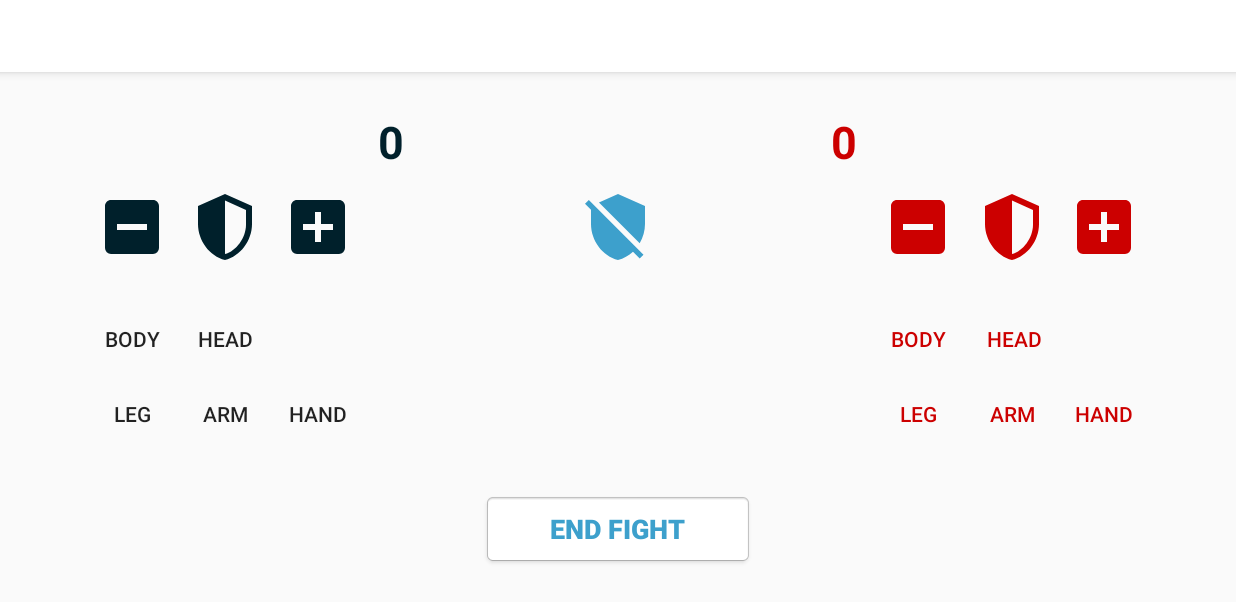
After one commit to TonyPacheco/NoDoubles, an Android app: the WeightedFightJudgeActivity screen opened directly, with no data from a screen before it, on a phone screen of 824 x 412 dp (held sideways). The commit adds this screen. Shown: the top 602 px of the screen. Run offline under Robolectric (Android 15) with nearby library versions, the phone set to English and light mode, and no system bars; our stand-ins replace Firebase (no records; nobody signed in at launch, a user with empty details on screens opened directly); 27 statements that could not run were skipped.

Commit message:
Added body target weighted scoring

```diff
--- a/app/src/main/java/com/nodoubles/app/Adapters/TournamentListAdapter.kt
+++ b/app/src/main/java/com/nodoubles/app/Adapters/TournamentListAdapter.kt
@@ -36,6 +36,7 @@ class TournamentListAdapter(private val context: Context, private val tourneys:
         h.title.text = tourney.name
         h.root.setOnClickListener {
             App.Globals.TourneyID = tourney.id
+            App.Globals.tourney = tourney
             val prefs = PreferenceManager.getDefaultSharedPreferences(context)
             val editor = prefs.edit()
             editor.putInt("tourneyID", tourney.id)
--- a/app/src/main/java/com/nodoubles/app/App.kt
+++ b/app/src/main/java/com/nodoubles/app/App.kt
@@ -10,6 +10,7 @@ import com.nodoubles.app.App.Globals.auth
 import com.nodoubles.app.App.Globals.ctx
 import com.nodoubles.app.App.Globals.db
 import com.nodoubles.app.App.Globals.instance
+import com.nodoubles.app.Models.Tourney
 
 class App : Application() {
 
@@ -36,6 +37,7 @@ class App : Application() {
         }
 
         var TourneyID: Int = 0
+        var tourney: Tourney? = null
         var isAdmin = false
         const val CSV_REQUEST_INT = 42
         const val READ_SUCCESSFUL = 1
--- a/app/src/main/java/com/nodoubles/app/Models/Fight.kt
+++ b/app/src/main/java/com/nodoubles/app/Models/Fight.kt
@@ -3,9 +3,9 @@ package com.nodoubles.app.Models
 class Fight () {
 
     companion object {
-        val STATUS_AWAITING = 1
-        val STATUS_FIGHTING = 0
-        val STATUS_FINISHED = 2
+        const val STATUS_AWAITING = 1
+        const val STATUS_FIGHTING = 0
+        const val STATUS_FINISHED = 2
     }
 
      var id: Int = -1
--- a/app/src/main/java/com/nodoubles/app/OrganizeTournament.kt
+++ b/app/src/main/java/com/nodoubles/app/OrganizeTournament.kt
@@ -76,13 +76,17 @@ class OrganizeTournament : AppCompatActivity() {
             isImage = mimeType != null && mimeType.startsWith("image")
         } catch (e: Exception) { }
 
-        val tournament = Tourney(name, App.Globals.auth.currentUser!!.uid, if(isImage) url else "")
+        val tournament = Tourney(name,
+                App.Globals.auth.currentUser!!.uid,
+                if(isImage) url else "",
+                radio_group_scoring.checkedRadioButtonId)
 
         App.Globals.db.reference.child("tournaments")
                                 .child(tournament.id.toString())
                                 .setValue(tournament)
 
         App.Globals.TourneyID = tournament.id
+        App.Globals.tourney = tournament
         App.Globals.isAdmin = true
         startActivity(Intent(this, ViewRosterActivity::class.java))
         finish()
--- /dev/null
+++ b/app/src/main/java/com/nodoubles/app/WeightedFightJudgeActivity.kt
@@ -0,0 +1,253 @@
+package com.nodoubles.app
+import android.support.v7.app.AppCompatActivity
+import android.os.Bundle
+import android.widget.Toast
+import com.google.firebase.database.DataSnapshot
+import com.google.firebase.database.DatabaseError
+import com.google.firebase.database.ValueEventListener
+import com.nodoubles.app.Models.Fight
+import com.nodoubles.app.Models.Fighter
+import com.nodoubles.app.Models.ScoreScheme
+import kotlinx.android.synthetic.main.activity_weighted_fight_judge.*
+
+class WeightedFightJudgeActivity : AppCompatActivity() {
+
+    private var fight: Fight? = null
+    private var fighter1: Fighter = Fighter(0)
+    private var fighter2: Fighter = Fighter(0)
+
+    override fun onCreate(savedInstanceState: Bundle?) {
+        super.onCreate(savedInstanceState)
+        setContentView(R.layout.activity_weighted_fight_judge)
+        supportActionBar?.title = "FIGHT"
+        getFightFromFb(intent.getIntExtra("fight", 0))
+        getSchemeFromFb()
+
+        pts1!!.text = "0"
+        pts2!!.text = "0"
+
+        plus1!!.setOnClickListener{
+            addScore(1,1)
+            update()
+        }
+        plus2!!.setOnClickListener{
+            addScore(2, 1)
+            update()
+        }
+        minus1!!.setOnClickListener{
+            addScore(1,-1)
+            update()
+        }
+        minus2!!.setOnClickListener{
+            addScore(2, -1)
+            update()
+        }
+        closedDbl1!!.setOnClickListener{
+            addScore(1,2)
+            addScore(2,1)
+            update()
+        }
+        closedDbl2!!.setOnClickListener {
+            addScore(1, 1)
+            addScore(2, 2)
+            update()
+        }
+        doubleHit!!.setOnClickListener{
+            addScore(1,-1)
+            addScore(2,-1)
+            update()
+        }
+        btn_end_fight!!.setOnClickListener{
+            finaliseFight()
+        }
+    }
+
+    private fun initButtons(scheme: ScoreScheme?){
+        if(scheme != null){
+            hand1!!.setOnClickListener{
+                addScore(1,scheme.hand)
+                update()
+            }
+            hand2!!.setOnClickListener{
+                addScore(2,scheme.hand)
+                update()
+            }
+            arm1!!.setOnClickListener{
+                addScore(1,scheme.arms)
+                update()
+            }
+            arm2!!.setOnClickListener{
+                addScore(2,scheme.arms)
+                update()
+            }
+            body1!!.setOnClickListener{
+                addScore(1,scheme.body)
+                update()
+            }
+            body2!!.setOnClickListener{
+                addScore(2,scheme.body)
+                update()
+            }
+            head1!!.setOnClickListener{
+                addScore(1,scheme.head)
+                update()
+            }
+            head2!!.setOnClickListener{
+                addScore(2,scheme.head)
+                update()
+            }
+            leg1!!.setOnClickListener{
+                addScore(1,scheme.legs)
+                update()
+            }
+            leg2!!.setOnClickListener{
+                addScore(2,scheme.legs)
+                update()
+            }
+        }
+        else
+        {
+            hand1!!.setOnClickListener{
+                addScore(1,1)
+                update()
+            }
+            hand2!!.setOnClickListener{
+                addScore(2,1)
+                update()
+            }
+            arm1!!.setOnClickListener{
+                addScore(1,2)
+                update()
+            }
+            arm2!!.setOnClickListener{
+                addScore(2,2)
+                update()
+            }
+            body1!!.setOnClickListener{
+                addScore(1,3)
+                update()
+            }
+            body2!!.setOnClickListener{
+                addScore(2,3)
+                update()
+            }
+            head1!!.setOnClickListener{
+                addScore(1,4)
+                update()
+            }
+            head2!!.setOnClickListener{
+                addScore(2,4)
+                update()
+            }
+            leg1!!.setOnClickListener{
+                addScore(1,4)
+                update()
+            }
+            leg2!!.setOnClickListener{
+                addScore(2,4)
+                update()
+            }
+        }
+    }
+
+    private fun addScore(fighter: Int, amt: Int){
+        when(fighter){
+            1 -> {
+                fighter1.addToCurrentScore(amt)
+                fight!!.fighter1Pts += amt
+            }
+            2-> {
+                fighter2.addToCurrentScore(amt)
+                fight!!.fighter2Pts += amt
+            }
+        }
+    }
+
+    private fun pingFight() {
+        App.Globals.db.reference.child("fights")
+                .child(App.Globals.TourneyID.toString())
+                .child(fight?.id.toString())
+                .setValue(fight)
+    }
+
+    private fun pingFighters(){
+        App.Globals.db.reference.child("fighters")
+                .child(App.Globals.TourneyID.toString())
+                .child(fighter1.id.toString())
+                .setValue(fighter1)
+
+        App.Globals.db.reference.child("fighters")
+                .child(App.Globals.TourneyID.toString())
+                .child(fighter2.id.toString())
+                .setValue(fighter2)
+    }
+
+    private fun update(){
+        pingFighters()
+        pingFight()
+        pts1!!.text = fighter1.currentScore.toString()
+        pts2!!.text = fighter2.currentScore.toString()
+    }
+
+    private fun manageFightEnd(){
+        var winner = 0 // In the event of a tie, both fighters lose
+        if(fighter1.currentScore > fighter2.currentScore) winner = 1
+        if(fighter2.currentScore > fighter1.currentScore) winner = 2
+        fight?.resolveFight()
+        fighter1.resolveFight(winner == 1)
+        fighter2.resolveFight(winner == 2)
+    }
+
+    override fun onBackPressed() {
+        finaliseFight()
+    }
+
+    private fun finaliseFight(){
+        manageFightEnd()
+        update()
+        finish()
+    }
+
+    private fun getFightFromFb(fightId: Int){
+        val ref = App.Globals.db.reference.child("fights")
+                .child(App.Globals.TourneyID.toString())
+                .child(fightId.toString())
+
+        val listener = object : ValueEventListener {
+            override fun onDataChange(dataSnapshot: DataSnapshot) {
+                fight = dataSnapshot.getValue(Fight::class.java)
+                fight!!.startFight()
+                fighter1 = fight!!.fighter1
+                fighter2 = fight!!.fighter2
+                name1!!.text = fighter1.getFullName()
+                name2!!.text = fighter2.getFullName()
+                update()
+            }
+            override fun onCancelled(databaseError: DatabaseError) {
+                Toast.makeText(baseContext, "Failed to load fight.",
+                        Toast.LENGTH_SHORT).show()
+            }
+        }
+        ref.addListenerForSingleValueEvent(listener)
+    }
+
+    private fun getSchemeFromFb(){
+        val ref = App.Globals.db.reference.child("schemes")
+                .child(App.Globals.tourney!!.scoreSchemeId)
+
+        val listener = object : ValueEventListener {
+            override fun onDataChange(scheme: DataSnapshot) {
+                val s = scheme.getValue(ScoreScheme::class.java)
+                initButtons(s)
+            }
+            override fun onCancelled(p0: DatabaseError) {
+                Toast.makeText(baseContext, "Failed to load fight scheme.",
+                        Toast.LENGTH_SHORT).show()
+            }
+        }
+
+        ref.addListenerForSingleValueEvent(listener)
+
+    }
+
+}
--- /dev/null
+++ b/app/src/main/res/layout-land/activity_weighted_fight_judge.xml
@@ -0,0 +1,254 @@
+<?xml version="1.0" encoding="utf-8"?>
+<RelativeLayout xmlns:android="http://schemas.android.com/apk/res/android"
+    xmlns:app="http://schemas.android.com/apk/res-auto"
+    xmlns:tools="http://schemas.android.com/tools"
+    android:layout_width="match_parent"
+    android:layout_height="match_parent"
+    tools:context=".WeightedFightJudgeActivity">
+
+    <TextView
+        android:id="@+id/name1"
+        android:layout_width="172dp"
+        android:layout_height="39dp"
+        android:layout_alignParentStart="true"
+        android:layout_alignParentTop="true"
+        android:layout_marginStart="64dp"
+        android:layout_marginTop="26dp"
+        android:textAlignment="center"
+        android:textColor="@color/colorPrimaryDark"
+        android:textSize="20sp"
+        android:textStyle="bold" />
+
+    <TextView
+        android:id="@+id/name2"
+        android:layout_width="172dp"
+        android:layout_height="39dp"
+        android:layout_alignParentEnd="true"
+        android:layout_alignTop="@+id/name1"
+        android:layout_marginEnd="64dp"
+        android:textAlignment="center"
+        android:textColor="@android:color/holo_red_dark"
+        android:textSize="20sp"
+        android:textStyle="bold" />
+
+    <ImageView
+        android:id="@+id/minus1"
+        android:layout_width="48dp"
+        android:layout_height="48dp"
+        android:layout_alignParentTop="true"
+        android:layout_alignStart="@+id/name1"
+        android:layout_marginTop="79dp"
+        android:background="@null"
+        android:tint="@color/colorPrimaryDark"
+        app:srcCompat="@drawable/ic_minus" />
+
+    <ImageView
+        android:id="@+id/doubleHit"
+        android:layout_width="48dp"
+        android:layout_height="48dp"
+        android:layout_alignTop="@+id/minus2"
+        android:layout_centerHorizontal="true"
+        android:background="@null"
+        android:tint="@color/colorPrimary"
+        app:srcCompat="@drawable/ic_double" />
+
+    <ImageView
+        android:id="@+id/plus1"
+        android:layout_width="48dp"
+        android:layout_height="48dp"
+        android:layout_alignEnd="@+id/name1"
+        android:layout_alignTop="@+id/minus1"
+        android:background="@null"
+        android:tint="?attr/colorPrimaryDark"
+        app:srcCompat="@drawable/ic_plus" />
+
+    <Button
+        android:id="@+id/leg1"
+        android:layout_width="48dp"
+        android:layout_height="48dp"
+        android:layout_alignStart="@+id/name1"
+        android:layout_alignTop="@+id/hand1"
+        android:background="@null"
+        android:tint="?attr/colorPrimaryDark"
+        android:text="@string/leg" />
+
+    <Button
+        android:id="@+id/body1"
+        android:layout_width="48dp"
+        android:layout_height="48dp"
+        android:layout_alignStart="@+id/name1"
+        android:layout_alignTop="@+id/hand1"
+        android:layout_marginTop="-50dp"
+        android:background="@null"
+        android:text="@string/body"
+        android:tint="?attr/colorPrimaryDark" />
+
+    <Button
+        android:id="@+id/arm1"
+        android:layout_width="48dp"
+        android:layout_height="48dp"
+        android:layout_alignParentStart="true"
+        android:layout_alignTop="@+id/leg1"
+        android:layout_marginStart="126dp"
+        android:background="@null"
+        android:tint="?attr/colorPrimaryDark"
+        android:text="@string/arm" />
+
+    <Button
+        android:id="@+id/head1"
+        android:layout_width="48dp"
+        android:layout_height="48dp"
+        android:layout_alignTop="@+id/leg1"
+        android:layout_alignParentStart="true"
+        android:layout_marginStart="126dp"
+        android:layout_marginTop="-50dp"
+        android:background="@null"
+        android:text="@string/head"
+        android:tint="?attr/colorPrimaryDark" />
+
+    <Button
+        android:id="@+id/hand1"
+        android:layout_width="48dp"
+        android:layout_height="48dp"
+        android:layout_alignEnd="@+id/name1"
+        android:layout_alignParentBottom="true"
+        android:layout_marginBottom="112dp"
+        android:background="@null"
+        android:tint="?attr/colorPrimaryDark"
+        android:text="@string/hand" />
+
+    <ImageView
+        android:id="@+id/minus2"
+        android:layout_width="48dp"
+        android:layout_height="48dp"
+        android:layout_alignStart="@+id/name2"
+        android:layout_alignTop="@+id/minus1"
+        android:background="@null"
+        android:tint="@android:color/holo_red_dark"
+        app:srcCompat="@drawable/ic_minus" />
+
+    <ImageView
+        android:id="@+id/plus2"
+        android:layout_width="48dp"
+        android:layout_height="48dp"
+        android:layout_alignEnd="@+id/name2"
+        android:layout_alignTop="@+id/minus1"
+        android:background="@null"
+        android:tint="@android:color/holo_red_dark"
+        app:srcCompat="@drawable/ic_plus" />
+
+    <Button
+        android:id="@+id/leg2"
+        android:layout_width="48dp"
+        android:layout_height="48dp"
+        android:layout_alignStart="@+id/name2"
+        android:layout_alignTop="@+id/hand1"
+        android:background="@null"
+        android:textColor="@android:color/holo_red_dark"
+        android:text="@string/leg" />
+
+    <Button
+        android:id="@+id/body2"
+        android:layout_width="48dp"
+        android:layout_height="48dp"
+        android:layout_alignStart="@+id/name2"
+        android:layout_alignTop="@+id/hand1"
+        android:layout_marginStart="0dp"
+        android:layout_marginTop="-50dp"
+        android:background="@null"
+        android:text="@string/body"
+        android:textColor="@android:color/holo_red_dark" />
+
+    <Button
+        android:id="@+id/arm2"
+        android:layout_width="48dp"
+        android:layout_height="48dp"
+        android:layout_alignParentEnd="true"
+        android:layout_alignTop="@+id/hand1"
+        android:layout_marginEnd="125dp"
+        android:background="@null"
+        android:textColor="@android:color/holo_red_dark"
+        android:text="@string/arm" />
+
+    <Button
+        android:id="@+id/head2"
+        android:layout_width="48dp"
+        android:layout_height="48dp"
+        android:layout_alignTop="@+id/hand1"
+        android:layout_alignParentEnd="true"
+        android:layout_marginTop="-50dp"
+        android:layout_marginEnd="124dp"
+        android:background="@null"
+        android:text="@string/head"
+        android:textColor="@android:color/holo_red_dark" />
+
+    <Button
+        android:id="@+id/hand2"
+        android:layout_width="48dp"
+        android:layout_height="48dp"
+        android:layout_alignEnd="@+id/name2"
+        android:layout_alignTop="@+id/hand1"
+        android:background="@null"
+        android:textColor="@android:color/holo_red_dark"
+        android:text="@string/hand" />
+
+    <ImageView
+        android:id="@+id/closedDbl1"
+        android:layout_width="wrap_content"
+        android:layout_height="wrap_content"
+        android:layout_alignStart="@+id/arm1"
+        android:layout_alignTop="@+id/minus2"
+        android:background="@null"
+        android:tint="?attr/colorPrimaryDark"
+        app:srcCompat="@drawable/ic_half" />
+
+    <ImageView
+        android:id="@+id/closedDbl2"
+        android:layout_width="wrap_content"
+        android:layout_height="wrap_content"
+        android:layout_alignStart="@+id/arm2"
+        android:layout_alignTop="@+id/minus2"
+        android:background="@null"
+        android:tint="@android:color/holo_red_dark"
+        app:srcCompat="@drawable/ic_half" />
+
+    <Button
+        android:id="@+id/btn_end_fight"
+        android:layout_width="180dp"
+        android:layout_height="wrap_content"
+        android:layout_alignParentBottom="true"
+        android:layout_centerHorizontal="true"
+        android:layout_marginBottom="35dp"
+        android:background="@android:drawable/editbox_background_normal"
+        android:text="End Fight"
+        android:textAlignment="center"
+        android:textColor="@color/colorPrimary"
+        android:textSize="18sp"
+        android:textStyle="bold"
+        android:typeface="normal" />
+
+    <TextView
+        android:id="@+id/pts1"
+        android:layout_width="50dp"
+        android:layout_height="39dp"
+        android:layout_alignTop="@+id/name1"
+        android:layout_toEndOf="@+id/name1"
+        android:text="0"
+        android:textAlignment="center"
+        android:textColor="@color/colorPrimaryDark"
+        android:textSize="30sp"
+        android:textStyle="bold" />
+
+    <TextView
+        android:id="@+id/pts2"
+        android:layout_width="50dp"
+        android:layout_height="39dp"
+        android:layout_alignTop="@+id/name1"
+        android:layout_toStartOf="@+id/name2"
+        android:text="0"
+        android:textAlignment="center"
+        android:textColor="@android:color/holo_red_dark"
+        android:textSize="30sp"
+        android:textStyle="bold" />
+
+</RelativeLayout>
--- /dev/null
+++ b/app/src/main/res/layout/activity_weighted_fight_judge.xml
@@ -0,0 +1,9 @@
+<?xml version="1.0" encoding="utf-8"?>
+<android.support.constraint.ConstraintLayout xmlns:android="http://schemas.android.com/apk/res/android"
+    xmlns:app="http://schemas.android.com/apk/res-auto"
+    xmlns:tools="http://schemas.android.com/tools"
+    android:layout_width="match_parent"
+    android:layout_height="match_parent"
+    tools:context=".WeightedFightJudgeActivity">
+
+</android.support.constraint.ConstraintLayout>
--- a/app/src/main/res/values/strings.xml
+++ b/app/src/main/res/values/strings.xml
@@ -74,4 +74,11 @@
     <string name="sign_up">SIGN UP</string>
     <string name="find_tourney">Find Tournament</string>
     <string name="no_doubles">No Doubles</string>
+    <string name="leg">Leg</string>
+    <string name="arm">Arm</string>
+    <string name="hand">Hand</string>
+    <string name="body">Body</string>
+    <string name="head">head</string>
+    <string name="default_scoring_system">Default Scoring System</string>
+    <string name="target_weighted_scoring_system">Target Weighted Scoring System</string>
 </resources>
```
Also changed, not shown: app/src/main/AndroidManifest.xml (+5 -2 lines), app/src/main/java/com/nodoubles/app/Adapters/FightListAdapter.kt (+7 -1 lines), app/src/main/java/com/nodoubles/app/Models/ScoreScheme.kt (added, +10 -0 lines), app/src/main/java/com/nodoubles/app/Models/Tourney.kt (+17 -6 lines), app/src/main/res/layout/activity_organize_tournament.xml (+23 -6 lines).
